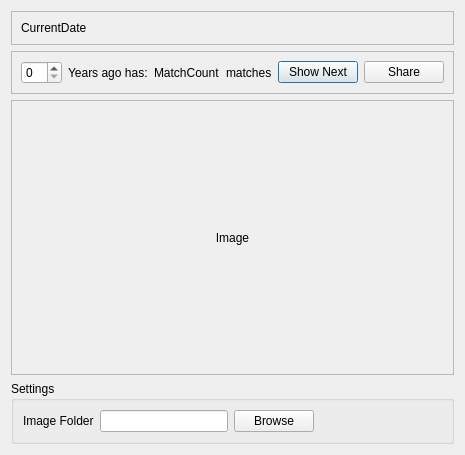
This is Src/View.ui in bzs42/YearsAgo as Qt 5 draws it before an edit. The edited form follows.
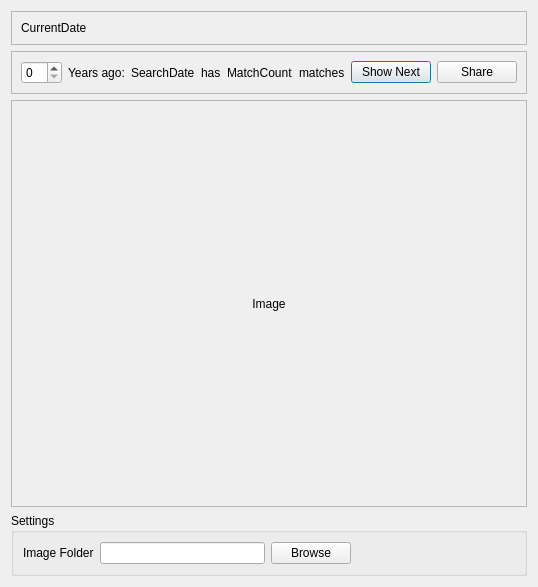
This is the edited form.

Commit message: add: show search date in ui and share image fix: yearsAgoChanged not emited fix: years ago label independent from count

```diff
--- a/Src/View.ui
+++ b/Src/View.ui
@@ -6,8 +6,8 @@
    <rect>
     <x>0</x>
     <y>0</y>
-    <width>359</width>
-    <height>455</height>
+    <width>533</width>
+    <height>587</height>
    </rect>
   </property>
   <property name="windowTitle">
@@ -52,7 +52,21 @@
       <item>
        <widget class="QLabel" name="labelYearsAgo">
         <property name="text">
-         <string>Years ago has:</string>
+         <string>Years ago:</string>
+        </property>
+       </widget>
+      </item>
+      <item>
+       <widget class="QLabel" name="labelSearchDate">
+        <property name="text">
+         <string>SearchDate</string>
+        </property>
+       </widget>
+      </item>
+      <item>
+       <widget class="QLabel" name="labelHas">
+        <property name="text">
+         <string>has</string>
         </property>
        </widget>
       </item>
```
The commit also changes 5 other files.
